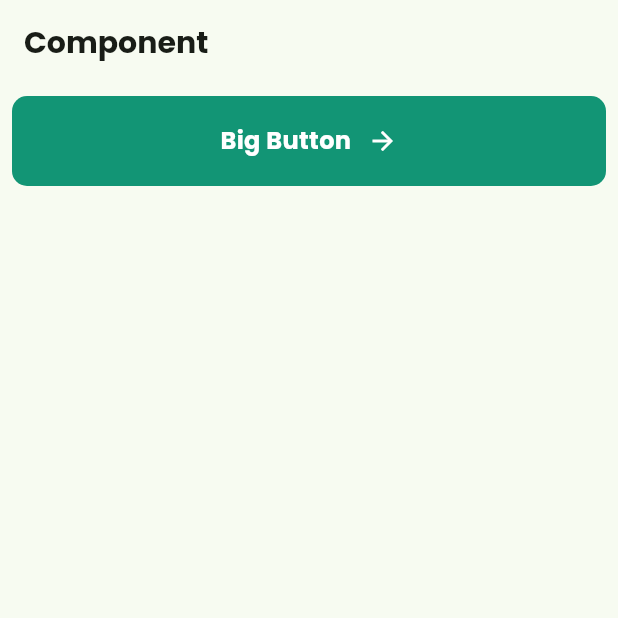
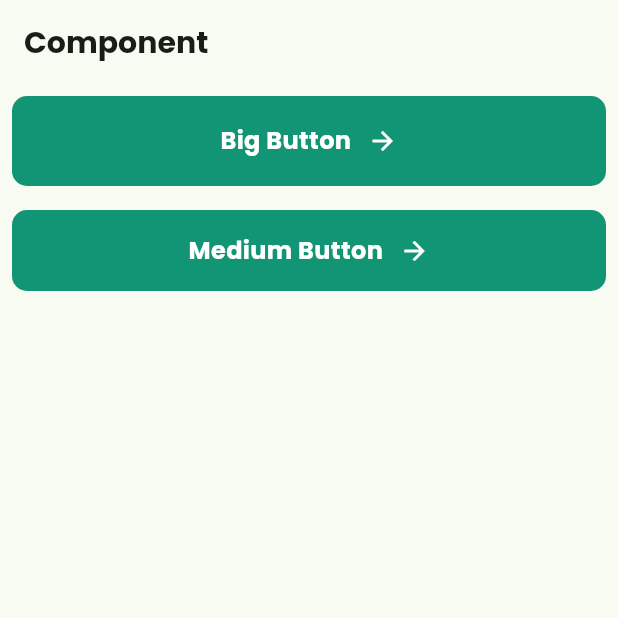
Before and after one commit to choe-yujin/flutter_recipe, a Flutter app: the screen it shows after launch, on a phone screen of 412 x 824 dp, the top half of it. Run offline on Flutter 3.47's test engine with Material 3 defaults, Android fonts, the phone set to English and light mode, and no system bars.

Commit message:
feat: Add MediumButton component(Closes #3)

```diff
--- a/lib/main.dart
+++ b/lib/main.dart
@@ -1,5 +1,6 @@
 import 'package:flutter/material.dart';
 import 'package:flutter_recipe/presentation/components/big_button.dart';
+import 'package:flutter_recipe/presentation/components/medium_button.dart';
 import 'package:flutter_recipe/ui/text_styles.dart';
 
 void main() {
@@ -61,6 +62,15 @@ class MyHomePage extends StatelessWidget {
               },
             ),
           ),
+          Padding(
+              padding: const EdgeInsets.all(8.0),
+              child: MediumButton(
+                'Medium Button',
+                onPressed: () {
+                  print('MediumButton');
+                },
+              ),
+          )
         ],
       ),
     );
--- /dev/null
+++ b/lib/presentation/components/medium_button.dart
@@ -0,0 +1,65 @@
+import 'package:flutter/material.dart';
+import 'package:flutter_recipe/ui/color_styles.dart';
+import 'package:flutter_recipe/ui/text_styles.dart';
+
+class MediumButton extends StatefulWidget {
+  final String text;
+  final void Function() onPressed;
+
+  const MediumButton(
+      this.text, {
+        super.key,
+        required this.onPressed,
+      });
+
+  @override
+  State<MediumButton> createState() => _MediumButtonState();
+}
+
+class _MediumButtonState extends State<MediumButton> {
+  bool isPressed = false;
+
+  @override
+  Widget build(BuildContext context) {
+    return GestureDetector(
+      onTapDown: (_) {
+        setState(() {
+          isPressed = true;
+        });
+      },
+      onTapUp: (_) {
+        setState(() {
+          isPressed = false;
+        });
+        widget.onPressed();
+      },
+      onTapCancel: () {
+        setState(() {
+          isPressed = false;
+        });
+      },
+      child: Container(
+        height: 54,
+        decoration: BoxDecoration(
+          borderRadius: BorderRadius.circular(10),
+          color: isPressed ? ColorStyles.gray4 : ColorStyles.primary100,
+        ),
+        child: Row(
+          mainAxisAlignment: MainAxisAlignment.center,
+          children: [
+            Text(
+              widget.text,
+              style: TextStyles.normalTextBold.copyWith(color: Colors.white),
+            ),
+            const SizedBox(width: 11),
+            const Icon(
+              Icons.arrow_forward,
+              size: 20,
+              color: Colors.white,
+            )
+          ],
+        ),
+      ),
+    );
+  }
+}
```
